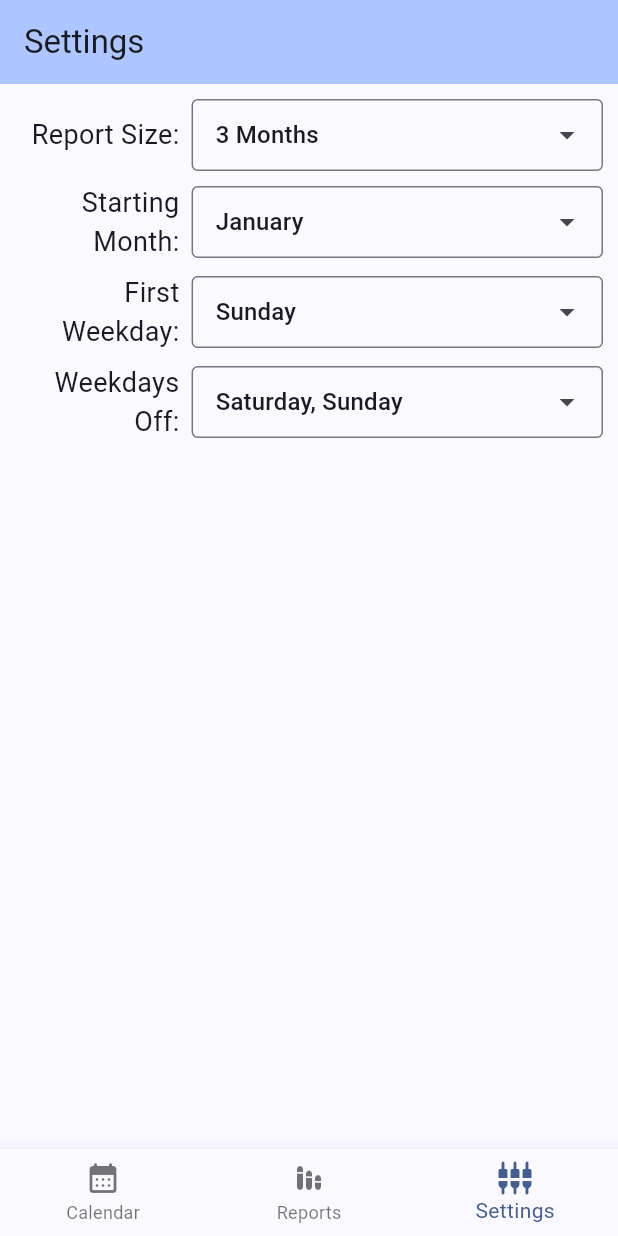
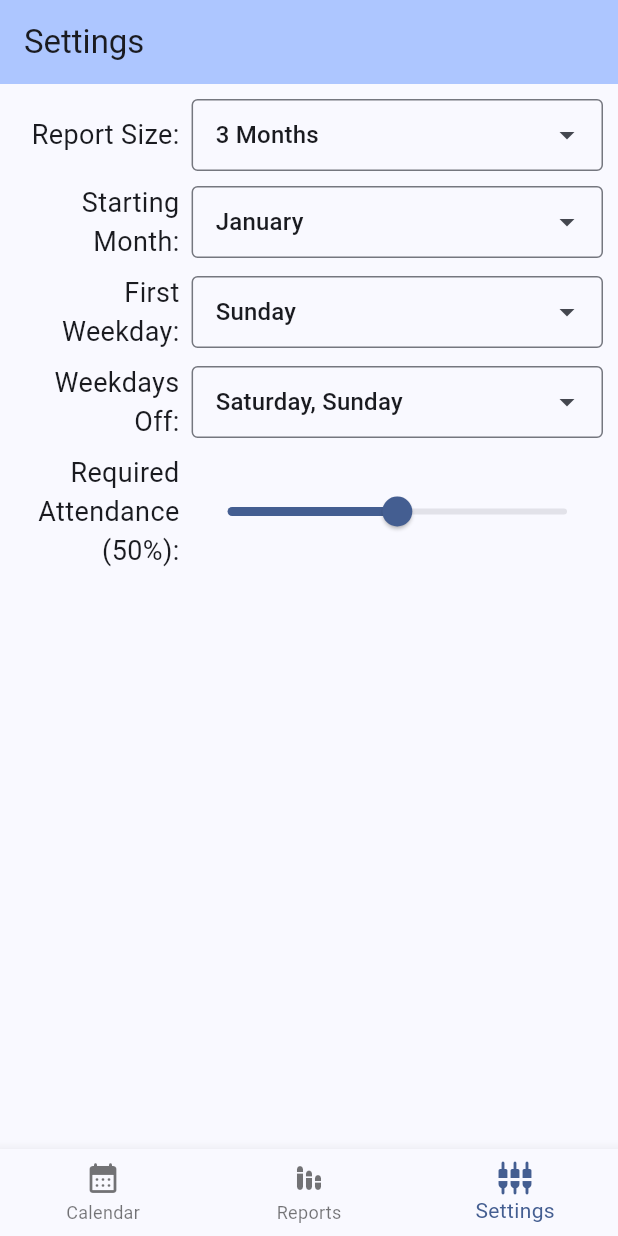
Before and after one commit to fmolina199/office-tracker, a Flutter app: the screen it shows after launch, item 3 of the bottom bar chosen, on a phone screen of 412 x 824 dp. Run offline on Flutter 3.47's test engine with Material 3 defaults, Android fonts, the phone set to English and light mode, and no system bars; drawn by our look-alikes of dropdown_search; our stand-ins replace flutter_bloc, flutter_local_notifications, geolocator, logger, shared_preferences.

Commit message:
Improved settings

```diff
--- a/devtools_options.yaml
+++ b/devtools_options.yaml
@@ -1,3 +1,5 @@
 description: This file stores settings for Dart & Flutter DevTools.
 documentation: https://docs.flutter.dev/tools/devtools/extensions#configure-extension-enablement-states
 extensions:
+  - provider: true
+  - shared_preferences: true
--- a/lib/model/settings.dart
+++ b/lib/model/settings.dart
@@ -1,27 +1,33 @@
 class Settings {
-  static const defaultWeekdaysOff = [DateTime.saturday, DateTime.sunday];
   static const defaultReportSize = 3;
   static const defaultStartMonth = DateTime.january;
   static const defaultFirstWeekday = DateTime.sunday;
+  static const defaultRequiredAttendance = 50;
+  static const defaultWeekdaysOff = [DateTime.saturday, DateTime.sunday];
+
   final int reportMonthSize;
   final int reportStartMonth;
   final int firstWeekday;
+  final int requiredAttendance;
   final List<int> weekdaysOff;
 
   Settings({
     this.reportMonthSize = defaultReportSize,
     this.reportStartMonth = defaultStartMonth,
     this.firstWeekday = defaultFirstWeekday,
+    this.requiredAttendance = defaultRequiredAttendance,
     this.weekdaysOff = defaultWeekdaysOff,
-  }) : assert(1 <= reportMonthSize && reportMonthSize <= 12),
-        assert(1 <= reportStartMonth && reportStartMonth <= 12),
-        assert(1 <= firstWeekday && firstWeekday <= 7);
+  }) : assert(1 <= reportMonthSize && reportMonthSize <= DateTime.monthsPerYear),
+        assert(1 <= reportStartMonth && reportStartMonth <= DateTime.monthsPerYear),
+        assert(0 <= requiredAttendance && requiredAttendance <= 100),
+        assert(1 <= firstWeekday && firstWeekday <= DateTime.daysPerWeek);
 
   Map<String, dynamic> toJson() {
     return {
       'reportMonthSize': reportMonthSize,
       'reportStartMonth': reportStartMonth,
       'firstWeekday': firstWeekday,
+      'requiredAttendance': requiredAttendance,
       'weekdaysOff': weekdaysOff,
     };
   }
@@ -30,18 +36,21 @@ class Settings {
       : reportMonthSize = json['reportMonthSize'] as int,
         reportStartMonth = json['reportStartMonth'] as int,
         firstWeekday = json['firstWeekday'] as int,
+        requiredAttendance = json['requiredAttendance'] as int,
         weekdaysOff = json['weekdaysOff'].cast<int>();
 
   Settings copyWith({
     int? reportMonthSize,
     int? reportStartMonth,
     int? firstWeekday,
+    int? requiredAttendance,
     List<int>? weekdaysOff,
   }) {
     return Settings(
       reportMonthSize: reportMonthSize ?? this.reportMonthSize,
       reportStartMonth: reportStartMonth ?? this.reportStartMonth,
       firstWeekday: firstWeekday ?? this.firstWeekday,
+      requiredAttendance: requiredAttendance ?? this.requiredAttendance,
       weekdaysOff: weekdaysOff ?? this.weekdaysOff,
     );
   }
@@ -52,6 +61,7 @@ class Settings {
         'reportMonthSize: $reportMonthSize, '
         'reportStartMonth: $reportStartMonth, '
         'firstWeekday: $firstWeekday, '
+        'requiredAttendance: $requiredAttendance '
         'weekdaysOff: $weekdaysOff '
         '}';
   }
--- a/lib/screens/settings_screen.dart
+++ b/lib/screens/settings_screen.dart
@@ -9,9 +9,17 @@ import 'package:office_tracker/utils/label_utils.dart';
 import 'package:office_tracker/utils/logging_util.dart';
 import 'package:office_tracker/widgets/forms/inputs/labeled_menu.dart';
 
-class SettingsScreen extends StatelessWidget {
+class SettingsScreen extends StatefulWidget {
+  const SettingsScreen({super.key});
+
+  @override
+  State<SettingsScreen> createState() => _SettingsScreenState();
+}
+
+class _SettingsScreenState extends State<SettingsScreen> {
   static final _log = LoggingUtil('SettingsScreen');
-  const SettingsScreen({super.key});
+
+  int? requiredAttendance;
 
   @override
   Widget build(BuildContext context) {
@@ -20,6 +28,7 @@ class SettingsScreen extends StatelessWidget {
     final settings =  context.watch<SettingsCubit>().state;
     _log.debug('Settings: $settings');
 
+    requiredAttendance ??= settings.requiredAttendance;
     final int reportSize = settings.reportMonthSize;
     final int reportStartingMonth = settings.reportStartMonth;
     final int calendarFirstWeekday = settings.firstWeekday;
@@ -86,6 +95,25 @@ class SettingsScreen extends StatelessWidget {
                 ),
               ),
             ),
+            LabeledMenu(
+              text: 'Required Attendance ($requiredAttendance%):',
+              child: Slider(
+                value: requiredAttendance!.toDouble(),
+                max: 100,
+                min: 0,
+                label: 'Label',
+                onChanged: (newValue) {
+                  setState(() {
+                    requiredAttendance = newValue.toInt();
+                  });
+                },
+                onChangeEnd: (newValue) => context.read<SettingsCubit>().set(
+                  settings.copyWith(
+                    requiredAttendance: newValue.toInt()
+                  )
+                ),
+              ),
+            ),
           ],
         ),
       ),
--- a/lib/widgets/calendar/widgets/calendar_tile.dart
+++ b/lib/widgets/calendar/widgets/calendar_tile.dart
@@ -30,7 +30,7 @@ class CalendarTile extends StatelessWidget {
           child: Container(
             decoration: BoxDecoration(
               color: getPresenceColor(presenceStatus),
-              borderRadius: BorderRadiusGeometry.all(Radius.circular(10.0)),
+              borderRadius: BorderRadiusGeometry.all(Radius.circular(4.0)),
               border: BoxBorder.fromBorderSide(
                   BorderSide(
                     color: getBorderColor(presenceStatus),
```
Also changed, not shown: lib/screens/report_screen.dart (+25 -7 lines), 1 other file.
